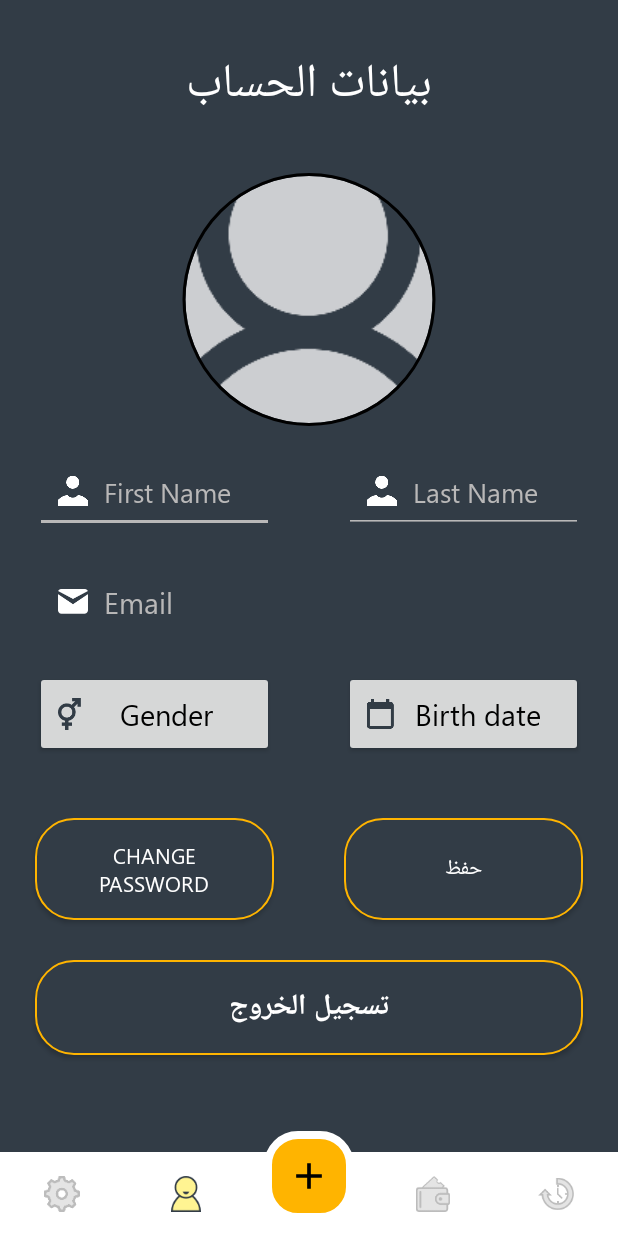
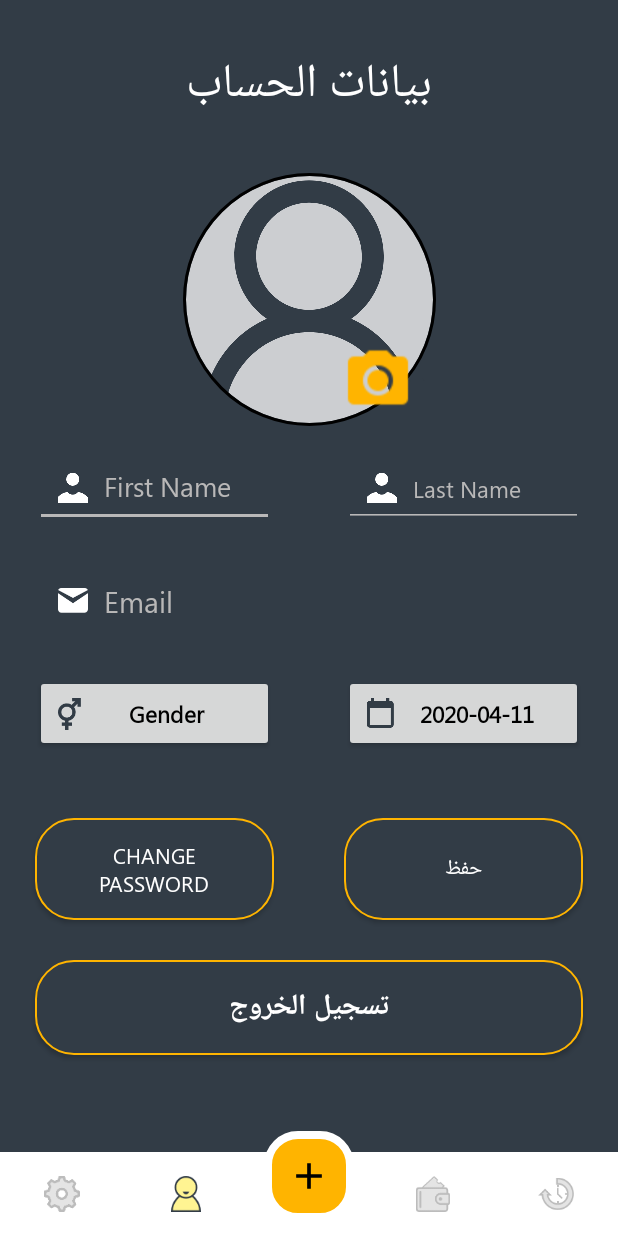
Before and after one commit to AbdoTareq/SubwayEticketting, an Android app: the ProfileSettingsFragment screen opened directly, with no data from a screen before it, on a phone screen of 412 x 824 dp. Run offline under Robolectric (Android 15) with nearby library versions, the phone set to English and light mode, and no system bars; our stand-ins replace CircleImageView, Timber, navigation-ui, sdp/ssp sizes; pictures from the network do not load; 1 statement that could not run was skipped.

Commit message:
Implement  adding profile image

```diff
--- a/app/src/main/java/com/abdotareq/subway_e_ticketing/controller/fragment/registration/SignInFragment.kt
+++ b/app/src/main/java/com/abdotareq/subway_e_ticketing/controller/fragment/registration/SignInFragment.kt
@@ -63,7 +63,7 @@ class SignInFragment : Fragment() {
         val mailEt = binding.signInMailEt
         passEt = binding.signInPassEt
 
-        mailEt.setText("abdo.elbishihi@gmail.com")
+        mailEt.setText("ab@gmail.com")
         passEt.setText("abdo1234")
         Toast.makeText(context, "Const values written in signInBtnClick method ", Toast.LENGTH_LONG).show()
 
--- /dev/null
+++ b/app/src/main/res/drawable-ldpi/shape_profile_change.xml
@@ -0,0 +1,27 @@
+<?xml version="1.0" encoding="utf-8"?>
+<shape
+    xmlns:android="http://schemas.android.com/apk/res/android"
+    android:shape="ring">
+
+    <solid
+        android:color="@color/colorPrimary">
+    </solid>
+
+    <corners
+        android:radius="@dimen/_150sdp">
+    </corners>
+
+    <stroke
+        android:width="1dp"
+        android:color="@color/colorPrimary"
+        >
+    </stroke>
+
+    <padding
+        android:top="0dp"
+        android:right="10dp"
+        android:left="10dp"
+        android:bottom="0dp">
+    </padding>
+
+</shape>
--- a/app/src/main/res/layout/fragment_profile_settings.xml
+++ b/app/src/main/res/layout/fragment_profile_settings.xml
@@ -22,7 +22,7 @@
 
     <de.hdodenhof.circleimageview.CircleImageView
         android:id="@+id/profile_image"
-        android:layout_width="0dp"
+        android:layout_width="wrap_content"
         android:layout_height="0dp"
         android:layout_marginBottom="8dp"
         android:src="@drawable/create_account_image"
@@ -69,6 +69,7 @@
         android:fontFamily="@font/segoe_ui"
         android:hint="@string/last_name"
         android:inputType="textPersonName"
+        android:textSize="@dimen/large_font"
         android:padding="@dimen/small_margin"
         android:textAlignment="viewStart"
         android:textColorHighlight="@color/colorPrimary"
@@ -81,9 +82,8 @@
     <Button
         android:id="@+id/gender_btn"
         android:layout_width="0dp"
+        android:textSize="@dimen/large_font"
         android:layout_height="0dp"
-        android:layout_marginStart="@dimen/medium_margin"
-        android:layout_marginEnd="@dimen/medium_margin"
         android:drawableStart="@drawable/gender_icon"
         android:fontFamily="@font/segoe_ui"
         android:padding="@dimen/small_margin"
@@ -91,30 +91,27 @@
         android:textAlignment="center"
         android:textAllCaps="false"
         android:textColor="@android:color/black"
-        android:textSize="@dimen/very_large_font"
+        android:textStyle="bold"
         app:layout_constraintBottom_toBottomOf="@+id/calender"
-        app:layout_constraintEnd_toStartOf="@+id/v_line2"
-        app:layout_constraintStart_toStartOf="parent"
+        app:layout_constraintEnd_toEndOf="@+id/first_name_et"
+        app:layout_constraintStart_toStartOf="@+id/first_name_et"
         app:layout_constraintTop_toTopOf="@+id/calender" />
 
     <Button
         android:id="@+id/calender"
         android:layout_width="0dp"
         android:layout_height="wrap_content"
-        android:layout_marginStart="@dimen/medium_margin"
-        android:layout_marginEnd="@dimen/medium_margin"
         android:drawableStart="@drawable/calender_icon"
         android:fontFamily="@font/segoe_ui"
         android:padding="@dimen/small_margin"
-        android:text="@string/birth_date"
-        android:textAlignment="center"
+        android:text="2020-04-11"
         android:textAllCaps="false"
         android:textColor="@android:color/black"
-        android:textSize="@dimen/very_large_font"
+        android:textSize="@dimen/large_font"
+        android:textStyle="bold"
         app:layout_constraintBottom_toTopOf="@+id/guideline9"
-        app:layout_constraintEnd_toEndOf="parent"
-        app:layout_constraintHorizontal_bias="0.0"
-        app:layout_constraintStart_toStartOf="@+id/v_line2"
+        app:layout_constraintEnd_toEndOf="@+id/last_name_et"
+        app:layout_constraintStart_toStartOf="@+id/last_name_et"
         app:layout_constraintTop_toBottomOf="@+id/mail" />
 
     <Button
@@ -207,16 +204,37 @@
         style="@style/EditTStyle"
         android:layout_width="0dp"
         android:layout_height="wrap_content"
-        android:enabled="false"
-        android:textSize="@dimen/very_large_font"
-        android:hint="@string/mail"
         android:drawableStart="@drawable/email_icon"
         android:drawablePadding="@dimen/_8sdp"
+        android:enabled="false"
+        android:hint="@string/mail"
         android:padding="@dimen/small_margin"
+        android:textSize="@dimen/very_large_font"
         app:layout_constraintBottom_toTopOf="@+id/gender_btn"
         app:layout_constraintEnd_toEndOf="@+id/last_name_et"
         app:layout_constraintStart_toStartOf="@+id/first_name_et"
         app:layout_constraintTop_toBottomOf="@+id/last_name_et" />
 
+    <androidx.constraintlayout.widget.Guideline
+        android:id="@+id/guideline8"
+        android:layout_width="wrap_content"
+        android:layout_height="wrap_content"
+        android:orientation="horizontal"
+        app:layout_constraintGuide_percent="0.29" />
+
+    <ImageView
+        android:id="@+id/pick_image"
+        android:layout_width="wrap_content"
+        android:layout_height="0dp"
+        android:layout_marginStart="12dp"
+        android:layout_marginTop="4dp"
+        android:layout_marginBottom="3dp"
+        android:background="@drawable/shape_profile_change"
+        android:src="@drawable/change_pic1"
+        app:layout_constraintBottom_toBottomOf="@+id/profile_image"
+        app:layout_constraintStart_toStartOf="@+id/v_line2"
+        app:layout_constraintTop_toTopOf="@+id/guideline8"
+        app:layout_constraintVertical_bias="0.0" />
+
 
 </androidx.constraintlayout.widget.ConstraintLayout>
--- a/app/src/main/res/navigation/mobile_navigation.xml
+++ b/app/src/main/res/navigation/mobile_navigation.xml
@@ -28,21 +28,12 @@
         android:id="@+id/profileSettingsFragment"
         android:name="com.abdotareq.subway_e_ticketing.controller.fragment.ProfileSettingsFragment"
         android:label="fragment_profile_settings"
-        tools:layout="@layout/fragment_profile_settings">
-        <!-- popUpToInclusive to remove it if user click back button   -->
-        <action
-            android:id="@+id/action_profileSettingsFragment_to_pass_nav"
-            app:destination="@id/pass_nav"
-            app:enterAnim="@anim/slide_in_down"
-            app:popUpTo="@id/profileSettingsFragment"
-            app:popUpToInclusive="true" />
-    </fragment>
+        tools:layout="@layout/fragment_profile_settings"/>
     <fragment
         android:id="@+id/settingsFragment"
         android:name="com.abdotareq.subway_e_ticketing.controller.fragment.SettingsFragment"
         android:label="fragment_settings"
         tools:layout="@layout/fragment_settings" />
-    <include app:graph="@navigation/register_nav" />
 
 
 </navigation>
```
Also changed, not shown: app/src/main/java/com/abdotareq/subway_e_ticketing/controller/fragment/ProfileSettingsFragment.kt (+86 -8 lines), app/src/main/java/com/abdotareq/subway_e_ticketing/utility/imageUtil/StringBase64Converter.java (deleted, +0 -68 lines), app/src/main/java/com/abdotareq/subway_e_ticketing/utility/imageUtil/StringBase64Converter.kt (added, +48 -0 lines), app/src/main/res/layout/fragment_sign_in.xml (+8 -7 lines), app/src/main/res/drawable/change_pic1.png (added), app/src/main/res/drawable/change_pic2.png (added).
